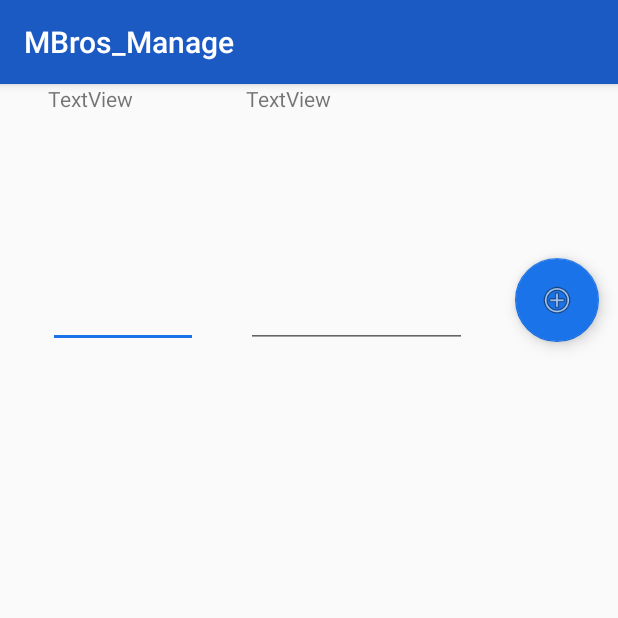
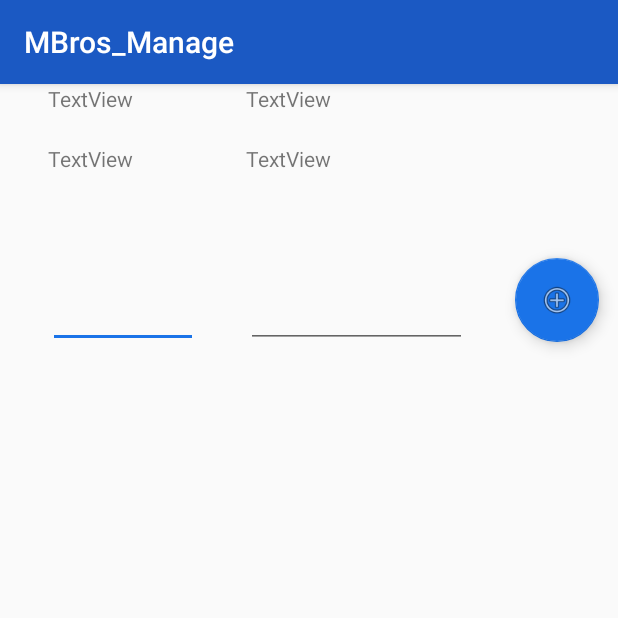
Before and after one commit to prasunmondal/MBros-2.0, an Android app: the screen it shows after launch (DeliveryDenominations), on a phone screen of 412 x 824 dp, the top half of it. Run offline under Robolectric (Android 15) with nearby library versions, the phone set to English and light mode, and no system bars.

Commit message:
modify denomination UI

```diff
--- a/app/src/main/res/layout/activity_delivery_denominations.xml
+++ b/app/src/main/res/layout/activity_delivery_denominations.xml
@@ -45,21 +45,41 @@
     <TextView
         android:id="@+id/delivery_denomination_view_totalPc"
         android:layout_width="100dp"
-        android:layout_height="64dp"
+        android:layout_height="40dp"
         android:text="TextView"
         app:layout_constraintEnd_toEndOf="@+id/delivery_denomination_input_pc"
         app:layout_constraintStart_toStartOf="@+id/delivery_denomination_input_pc"
         app:layout_constraintTop_toTopOf="parent" />
 
     <TextView
+        android:id="@+id/delivery_denomination_view_totalPc_counting"
+        android:layout_width="100dp"
+        android:layout_height="40dp"
+        android:text="TextView"
+        app:layout_constraintEnd_toEndOf="@+id/delivery_denomination_input_pc"
+        app:layout_constraintStart_toStartOf="@+id/delivery_denomination_input_pc"
+        app:layout_constraintTop_toBottomOf="@+id/delivery_denomination_view_totalPc" />
+
+    <TextView
         android:id="@+id/delivery_denomination_view_totalKg"
         android:layout_width="0dp"
-        android:layout_height="64dp"
+        android:layout_height="0dp"
         android:text="TextView"
         app:layout_constraintBottom_toBottomOf="@+id/delivery_denomination_view_totalPc"
         app:layout_constraintEnd_toEndOf="@+id/delivery_denomination_input_kg"
         app:layout_constraintStart_toStartOf="@+id/delivery_denomination_input_kg"
         app:layout_constraintTop_toTopOf="@+id/delivery_denomination_view_totalPc" />
+
+    <TextView
+        android:id="@+id/delivery_denomination_view_totalKg_counting"
+        android:layout_width="0dp"
+        android:layout_height="0dp"
+        android:text="TextView"
+        app:layout_constraintBottom_toBottomOf="@+id/delivery_denomination_view_totalPc_counting"
+        app:layout_constraintEnd_toEndOf="@+id/delivery_denomination_view_totalKg"
+        app:layout_constraintHorizontal_bias="0.0"
+        app:layout_constraintStart_toStartOf="@+id/delivery_denomination_input_kg"
+        app:layout_constraintTop_toBottomOf="@+id/delivery_denomination_view_totalPc" />
 
     <ScrollView
         android:layout_width="0dp"
```
Also changed, not shown: app/src/main/java/com/prasunmondal/mbros20/activities/DeliveryDenominations.kt (+125 -26 lines).
